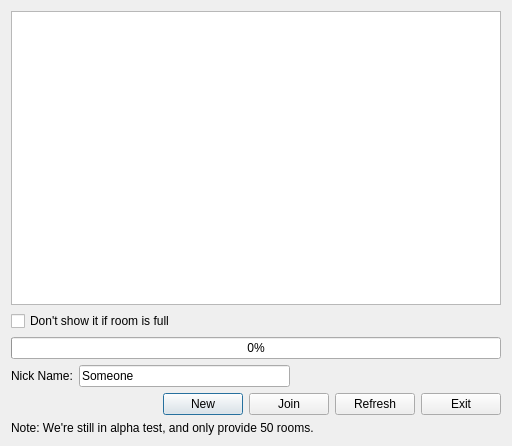
Above: src/painttyDesktop/widgets/roomlistdialog.ui from liuyanghejerry/painttyWidget before the change. Below: the same form after it.
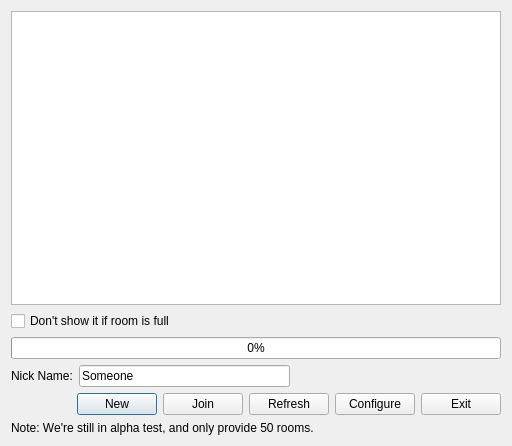
That is the form after the change.

Commit message: add: configure button on roomlistdialog; change: IP address to new one.

Diff of the .ui file:
```diff
--- a/src/painttyDesktop/widgets/roomlistdialog.ui
+++ b/src/painttyDesktop/widgets/roomlistdialog.ui
@@ -143,6 +143,13 @@
        </property>
       </widget>
      </item>
+     <item>
+      <widget class="QPushButton" name="pushButton_5">
+       <property name="text">
+        <string>Configure</string>
+       </property>
+      </widget>
+     </item>
      <item>
       <widget class="QPushButton" name="pushButton_4">
        <property name="text">
```
The commit also changes 3 other files.
